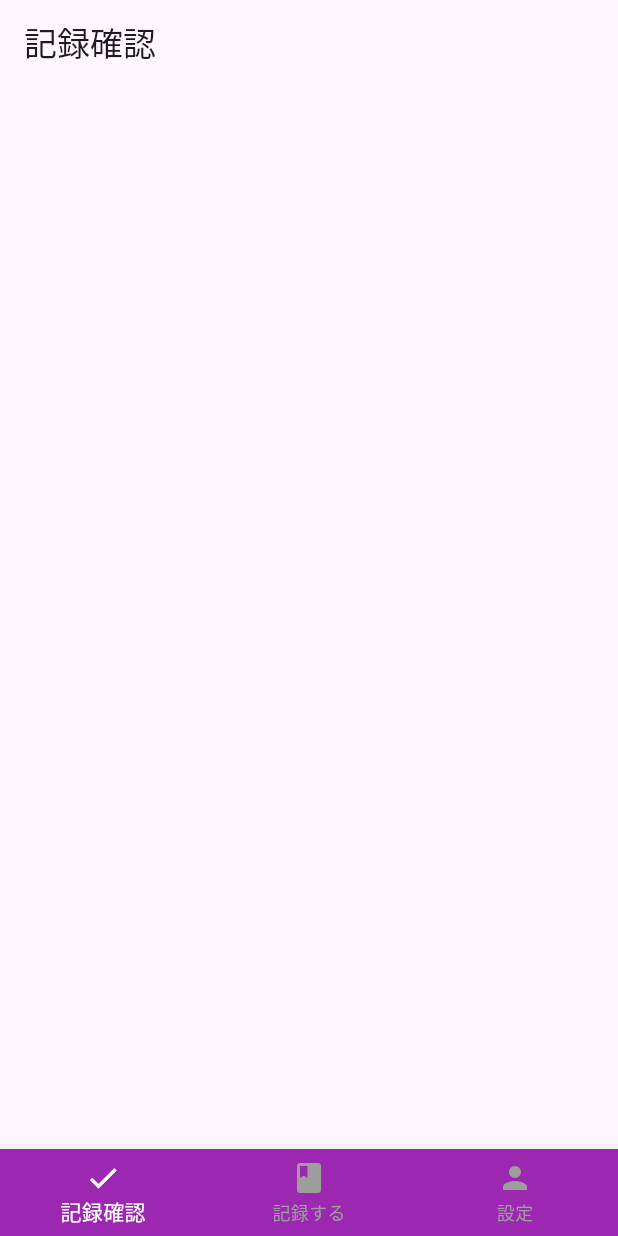
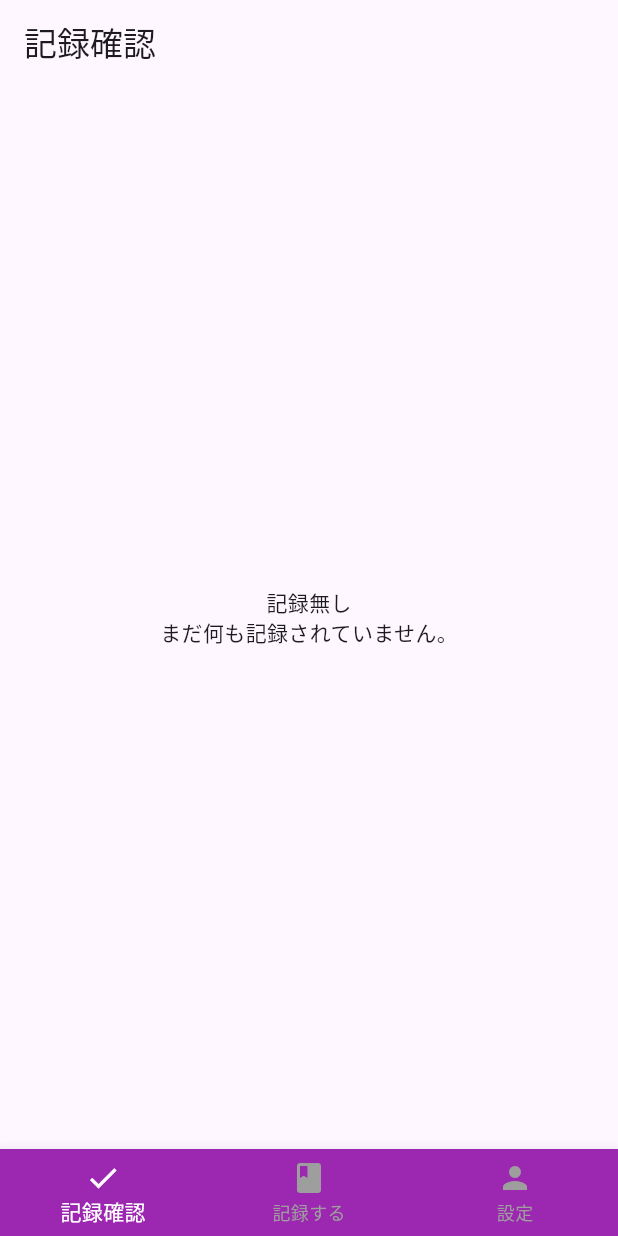
Before and after one commit to Yuki-Naka-Sharing-Study/PianoCoverBookFlutter, a Flutter app: the screen it shows after launch, on a phone screen of 412 x 824 dp. Run offline on Flutter 3.47's test engine with Material 3 defaults, Android fonts, the phone set to English and light mode, and no system bars; our stand-ins replace percent_indicator.

Commit message:
Added code for screen without record.

```diff
--- a/lib/src/screens/confirm.dart
+++ b/lib/src/screens/confirm.dart
@@ -9,8 +9,19 @@ class ConfirmScreen extends StatelessWidget {
       appBar: AppBar(
         title: const Text('記録確認'),
       ),
-      body:
-      const Center(child: Text('', style: TextStyle(fontSize: 32.0))),
+      body: const Center(
+        child: Column(
+          mainAxisAlignment: MainAxisAlignment.center,
+          children: <Widget>[
+            Text(
+              '記録無し',
+            ),
+            Text(
+              'まだ何も記録されていません。',
+            ),
+          ],
+        ),
+      ),
     );
   }
 }
```
